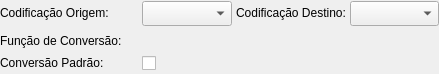
The window that pgmodeler_ui/ui/conversaocodificacaowidget.ui (erdincay/pgmodeler-old) describes before a commit, drawn with Qt 5.
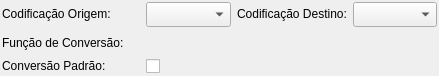
The same window after the commit.

```diff
--- a/pgmodeler_ui/ui/conversaocodificacaowidget.ui
+++ b/pgmodeler_ui/ui/conversaocodificacaowidget.ui
@@ -21,10 +21,10 @@
   </property>
   <layout class="QGridLayout" name="convcod_grid">
    <property name="margin">
-    <number>0</number>
+    <number>2</number>
    </property>
    <property name="spacing">
-    <number>4</number>
+    <number>6</number>
    </property>
    <item row="0" column="0">
     <widget class="QLabel" name="cod_orig_lbl">
```
